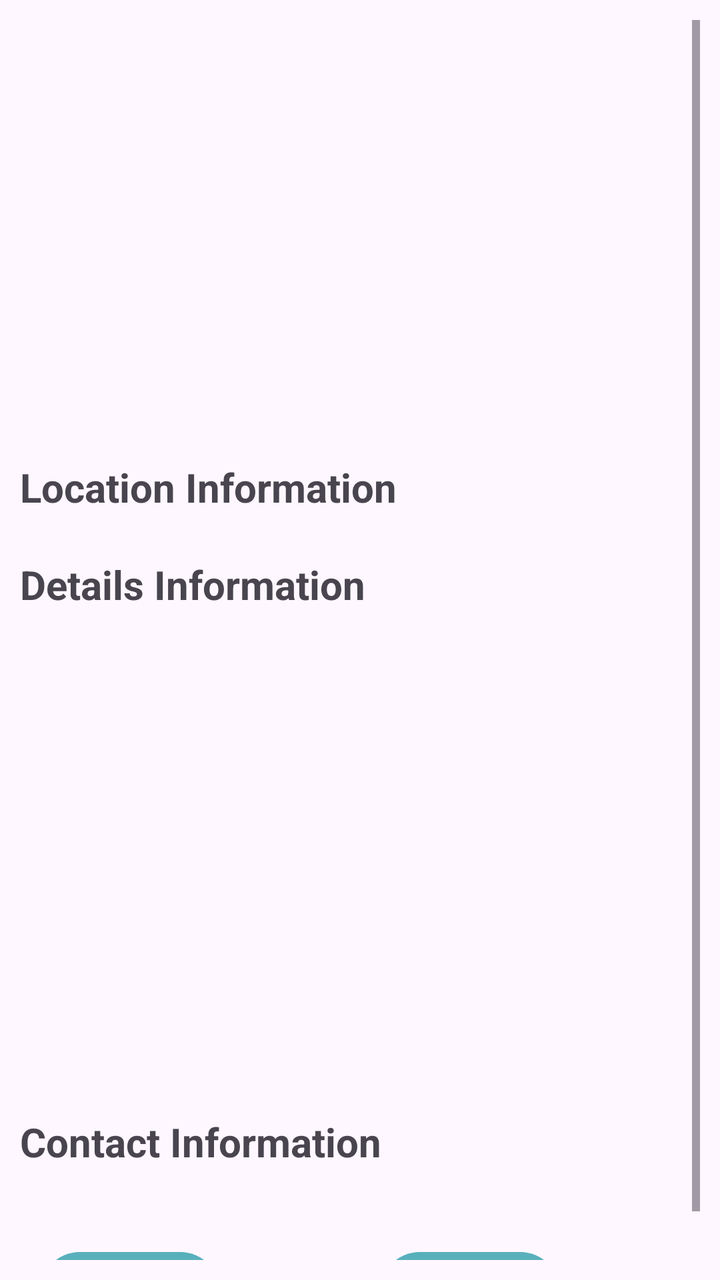
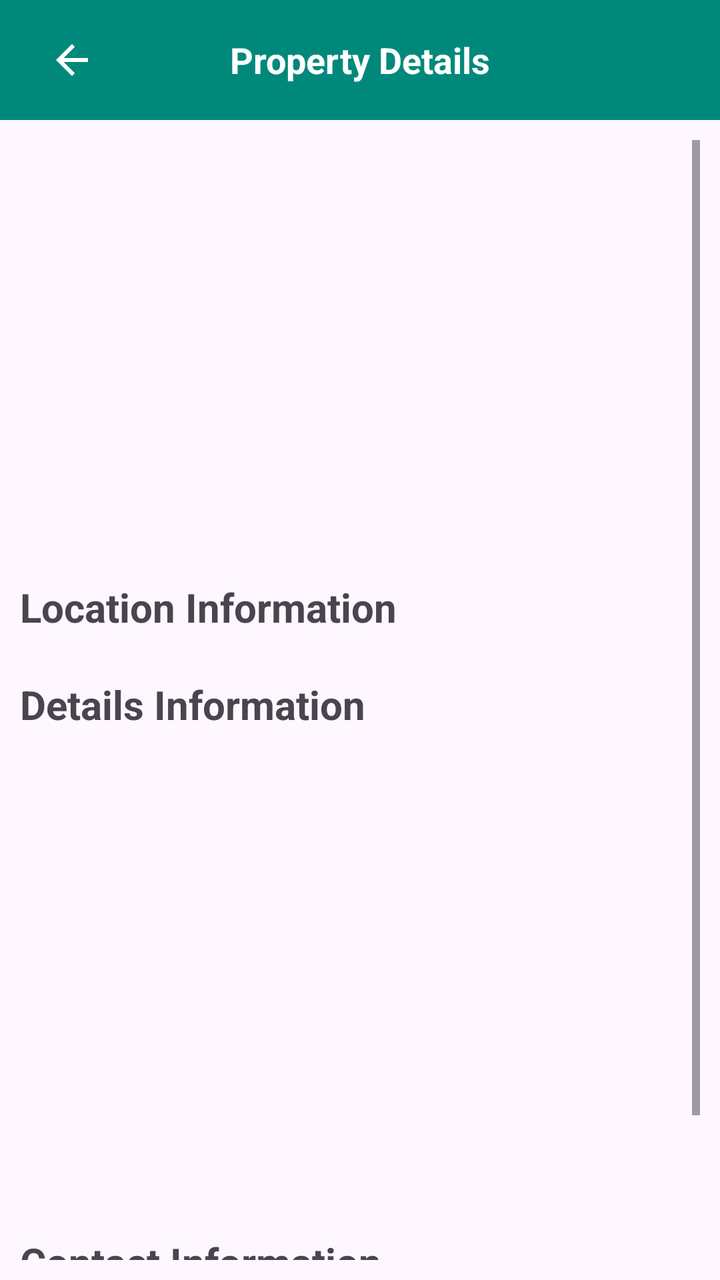

Compare the two renders of this Android layout. The source of the first and the diff that turns it into the second are given below.
<!-- AndroidManifest.xml: application theme Theme.BasaKhuji -->
<!-- res/layout/activity_property_details.xml -->
<ScrollView xmlns:android="http://schemas.android.com/apk/res/android"
    android:layout_width="match_parent"
    android:layout_height="match_parent"
    android:padding="10dp"
    xmlns:tools="http://schemas.android.com/tools">

<RelativeLayout
    android:layout_width="match_parent"
    android:layout_height="match_parent">

    
    <ImageView
        android:id="@+id/propertyImageView"
        android:layout_width="match_parent"
        android:layout_height="200dp"
        android:scaleType="centerCrop" />

    <TextView
        android:layout_width="wrap_content"
        android:layout_height="wrap_content"
        android:layout_below="@+id/propertyImageView"
        android:layout_marginTop="20dp"
        android:id="@+id/locationLabel"
        android:text="Location Information"
        android:textSize="20dp"
        android:textStyle="bold"/>

    <TextView
        android:layout_width="wrap_content"
        android:layout_height="wrap_content"
        android:id="@+id/locationTextView"
        android:layout_below="@+id/locationLabel"
        android:textSize="16dp"
        />

    <TextView
        android:layout_width="wrap_content"
        android:layout_height="wrap_content"
        android:id="@+id/basicLabel"
        android:layout_below="@+id/locationTextView"
        android:text="Details Information"
        android:textSize="20dp"
        android:textStyle="bold"/>

    <TextView
        android:layout_width="wrap_content"
        android:layout_height="wrap_content"
        android:id="@+id/categoryTextView"
        android:layout_below="@+id/basicLabel"
        android:textSize="16dp"
        />

    <TextView
        android:layout_width="wrap_content"
        android:layout_height="wrap_content"
        android:id="@+id/flatTypeTextView"
        android:layout_below="@+id/categoryTextView"
        android:textSize="16dp"/>

    <TextView
        android:layout_width="wrap_content"
        android:layout_height="wrap_content"
        android:id="@+id/bedsTextView"
        android:layout_below="@+id/flatTypeTextView"
        android:textSize="16dp"/>

    <TextView
        android:layout_width="wrap_content"
        android:layout_height="wrap_content"
        android:id="@+id/bathsTextView"
        android:layout_below="@+id/bedsTextView"
        android:textSize="16dp"/>

    <TextView
        android:layout_width="wrap_content"
        android:layout_height="wrap_content"
        android:id="@+id/priceTextView"
        android:layout_below="@+id/bathsTextView"
        android:textSize="16dp"/>

    <TextView
        android:layout_width="wrap_content"
        android:layout_height="wrap_content"
        android:id="@+id/addedDateTextView"
        android:layout_below="@+id/priceTextView"
        android:textSize="16dp"/>

    <TextView
        android:layout_width="wrap_content"
        android:layout_height="wrap_content"
        android:id="@+id/availableMonthTextView"
        android:layout_below="@+id/addedDateTextView"
        android:textSize="16dp"/>

    <TextView
        android:layout_width="wrap_content"
        android:layout_height="100dp"
        android:id="@+id/descriptionTextView"
        android:layout_below="@+id/availableMonthTextView"
        android:textSize="16dp"
        />

    <TextView
        android:layout_width="wrap_content"
        android:layout_height="wrap_content"
        android:id="@+id/conLabel"
        android:layout_below="@+id/descriptionTextView"
        android:text="Contact Information"
        android:textSize="20dp"
        android:textStyle="bold"/>

    <TextView
        android:layout_width="wrap_content"
        android:layout_height="wrap_content"
        android:id="@+id/conTextView"
        android:layout_below="@+id/conLabel"
        android:textSize="16dp"
        android:backgroundTint="#ACA7A7"
        android:visibility="invisible"
        />



    

    <LinearLayout
        android:layout_width="match_parent"
        android:layout_height="wrap_content"
        android:orientation="horizontal"
        android:layout_below="@+id/conTextView"
        android:layout_marginTop="20dp"
        android:layout_marginStart="10dp"
        android:gravity="center_vertical">

        
        <LinearLayout
            android:id="@+id/likeLayout"
            android:layout_width="90dp"
            android:layout_height="40dp"
            android:orientation="horizontal"
            android:background="@drawable/rounded_background">

            
            <ImageView
                android:id="@+id/like_btn"
                android:layout_width="wrap_content"
                android:layout_height="wrap_content"
                android:src="@drawable/like"
                android:layout_gravity="center_vertical"
                android:layout_marginStart="10dp"
                android:layout_marginEnd="5dp" />

            
            <TextView
                android:id="@+id/like_text"
                android:layout_width="wrap_content"
                android:layout_height="wrap_content"
                android:hint="Likes"
                android:textColor="@color/white"
                android:gravity="center_horizontal"
                android:textSize="18sp"
                android:layout_marginTop="8dp" />
        </LinearLayout>

        
        <LinearLayout
            android:id="@+id/dislikeLayout"
            android:layout_width="90dp"
            android:layout_height="40dp"
            android:orientation="horizontal"
            android:layout_marginStart="80dp"
            android:background="@drawable/rounded_background">

            
            <ImageView
                android:id="@+id/dislike_btn"
                android:layout_width="wrap_content"
                android:layout_height="wrap_content"
                android:src="@drawable/dislike"
                android:layout_gravity="center_vertical"
                android:layout_marginTop="5dp"
                android:layout_marginStart="10dp"
                android:layout_marginEnd="5dp" />

            
            <TextView
                android:id="@+id/dislike_text"
                android:layout_width="wrap_content"
                android:layout_height="wrap_content"
                android:hint="Dislikes"
                android:textColor="@color/white"
                android:gravity="center_horizontal"
                android:textSize="18sp"
                android:layout_marginTop="8dp" />
        </LinearLayout>
    </LinearLayout>


</RelativeLayout>
</ScrollView>
<!-- resources referenced by this layout -->
<resources>
  <color name="white">#FFFFFFFF</color>
  <!-- drawable dislike (drawable) -->
  <vector android:height="32dp" android:viewportHeight="32"
      android:viewportWidth="32" android:width="32dp" xmlns:android="http://schemas.android.com/apk/res/android">
      <path android:fillColor="#000" android:fillType="nonZero"
          android:pathData="M3.5,20.3h7.7l-1.1,3.6c-0.5,1.8 0.5,3.7 2.2,4.3l2.5,0.9c0.7,0.3 1.5,0 1.8,-0.6 0.1,-0.1 4.2,-6.8 6.7,-10.4h6.2c0.8,0 1.5,-0.7 1.5,-1.5V1.4c0,-0.8 -0.7,-1.5 -1.5,-1.5H7.8c-1.9,0 -3.6,1.2 -4.2,3L0.3,11.8c-0.2,0.5 -0.3,1.1 -0.3,1.6v3.4c0,1.9 1.6,3.5 3.5,3.5zM24,2.9h4v12.2h-4V2.9zM3,13.4c0,-0.2 0,-0.4 0.1,-0.5l3.3,-9c0.2,-0.6 0.8,-1 1.4,-1H21v13.2c-2,2.8 -5,7.7 -6.3,9.8l-1.4,-0.5c-0.2,-0.1 -0.4,-0.4 -0.3,-0.7l1.7,-5.5c0.1,-0.4 0,-0.9 -0.3,-1.3s-0.7,-0.6 -1.2,-0.6H3.5c-0.3,0 -0.5,-0.2 -0.5,-0.5v-3.4z"
          android:strokeColor="#00000000" android:strokeLineCap="round" android:strokeLineJoin="round"/>
  </vector>
  <!-- drawable like (drawable) -->
  <vector xmlns:android="http://schemas.android.com/apk/res/android"
      android:width="32dp"
      android:height="32dp"
      android:viewportWidth="32"
      android:viewportHeight="32">
    <path
        android:fillColor="#FF000000"
        android:pathData="M27.98,10.276h-7.693l1.065,-3.592a3.512,3.512 0,0 0,-2.18 -4.321l-2.516,-0.91a1.501,1.501 0,0 0,-1.79 0.63c-0.044,0.072 -4.135,6.783 -6.629,10.396H2a1.5,1.5 0,0 0,-1.5 1.5v15.157a1.5,1.5 0,0 0,1.5 1.5h21.664a4.53,4.53 0,0 0,4.246 -2.959l3.319,-8.952c0.177,-0.49 0.271,-1.03 0.271,-1.563v-3.365a3.525,3.525 0,0 0,-3.52 -3.52zM7.518,27.636H3.5V15.48h4.019v12.157zM28.5,17.162c0,0.185 -0.032,0.376 -0.088,0.53l-3.317,8.95a1.524,1.524 0,0 1,-1.43 0.994H10.518V14.453c1.97,-2.822 4.961,-7.64 6.267,-9.763l1.368,0.495a0.51,0.51 0,0 1,0.324 0.638L16.84,11.35a1.502,1.502 0,0 0,1.438 1.926h9.701c0.292,0 0.521,0.23 0.521,0.521v3.365z"/>
  </vector>
  <!-- drawable rounded_background (drawable) -->
  <shape xmlns:android="http://schemas.android.com/apk/res/android"
      android:shape="rectangle">
      <solid android:color="#58B0BC" /> 
      <corners android:radius="50dp" /> 
  </shape>
  <style name="Theme.BasaKhuji" parent="Base.Theme.BasaKhuji" />
  <style name="Base.Theme.BasaKhuji" parent="Theme.Material3.DayNight.NoActionBar">
          
          
      </style>
</resources>

<!-- the commit's change to res/layout/activity_property_details.xml (unified diff, before → after) -->
@@ -1,4 +1,43 @@
-<ScrollView xmlns:android="http://schemas.android.com/apk/res/android"
+<LinearLayout
+    xmlns:android="http://schemas.android.com/apk/res/android"
+    android:layout_width="match_parent"
+    android:layout_height="match_parent"
+    android:orientation="vertical">
+
+    
+    <androidx.appcompat.widget.Toolbar
+        android:id="@+id/toolbar"
+        android:layout_width="match_parent"
+        android:layout_height="60dp"
+        android:background="#00897B"
+        android:elevation="4dp"
+        android:theme="@style/ThemeOverlay.AppCompat.Dark.ActionBar"
+        android:popupTheme="@style/ThemeOverlay.AppCompat.Light">
+
+        
+        <ImageView
+            android:id="@+id/backButton"
+            android:layout_width="wrap_content"
+            android:layout_height="wrap_content"
+            android:src="@drawable/ic_back"
+            android:layout_gravity="start"
+            android:padding="8dp"
+            android:contentDescription="Back" />
+
+        <TextView
+            android:id="@+id/textAfterBackButton"
+            android:layout_width="wrap_content"
+            android:layout_height="wrap_content"
+            android:text="Property Details"
+            android:textSize="18sp"
+            android:textStyle="bold"
+            android:layout_gravity="center"
+            android:textColor="@android:color/white"/>
+
+    </androidx.appcompat.widget.Toolbar>
+
+
+<ScrollView
     android:layout_width="match_parent"
     android:layout_height="match_parent"
     android:padding="10dp"
@@ -198,3 +237,4 @@
 
 </RelativeLayout>
 </ScrollView>
+</LinearLayout>
<!-- resource entries referenced after the edit -->
@@ -7,6 +7,12 @@
       <path android:fillColor="#000" android:fillType="nonZero"
           android:pathData="M3.5,20.3h7.7l-1.1,3.6c-0.5,1.8 0.5,3.7 2.2,4.3l2.5,0.9c0.7,0.3 1.5,0 1.8,-0.6 0.1,-0.1 4.2,-6.8 6.7,-10.4h6.2c0.8,0 1.5,-0.7 1.5,-1.5V1.4c0,-0.8 -0.7,-1.5 -1.5,-1.5H7.8c-1.9,0 -3.6,1.2 -4.2,3L0.3,11.8c-0.2,0.5 -0.3,1.1 -0.3,1.6v3.4c0,1.9 1.6,3.5 3.5,3.5zM24,2.9h4v12.2h-4V2.9zM3,13.4c0,-0.2 0,-0.4 0.1,-0.5l3.3,-9c0.2,-0.6 0.8,-1 1.4,-1H21v13.2c-2,2.8 -5,7.7 -6.3,9.8l-1.4,-0.5c-0.2,-0.1 -0.4,-0.4 -0.3,-0.7l1.7,-5.5c0.1,-0.4 0,-0.9 -0.3,-1.3s-0.7,-0.6 -1.2,-0.6H3.5c-0.3,0 -0.5,-0.2 -0.5,-0.5v-3.4z"
           android:strokeColor="#00000000" android:strokeLineCap="round" android:strokeLineJoin="round"/>
+  </vector>
+  <!-- drawable ic_back (drawable) -->
+  <vector android:autoMirrored="true" android:height="24dp"
+      android:tint="#FFFFFF" android:viewportHeight="24"
+      android:viewportWidth="24" android:width="24dp" xmlns:android="http://schemas.android.com/apk/res/android">
+      <path android:fillColor="@android:color/white" android:pathData="M20,11H7.83l5.59,-5.59L12,4l-8,8 8,8 1.41,-1.41L7.83,13H20v-2z"/>
   </vector>
   <!-- drawable like (drawable) -->
   <vector xmlns:android="http://schemas.android.com/apk/res/android"
